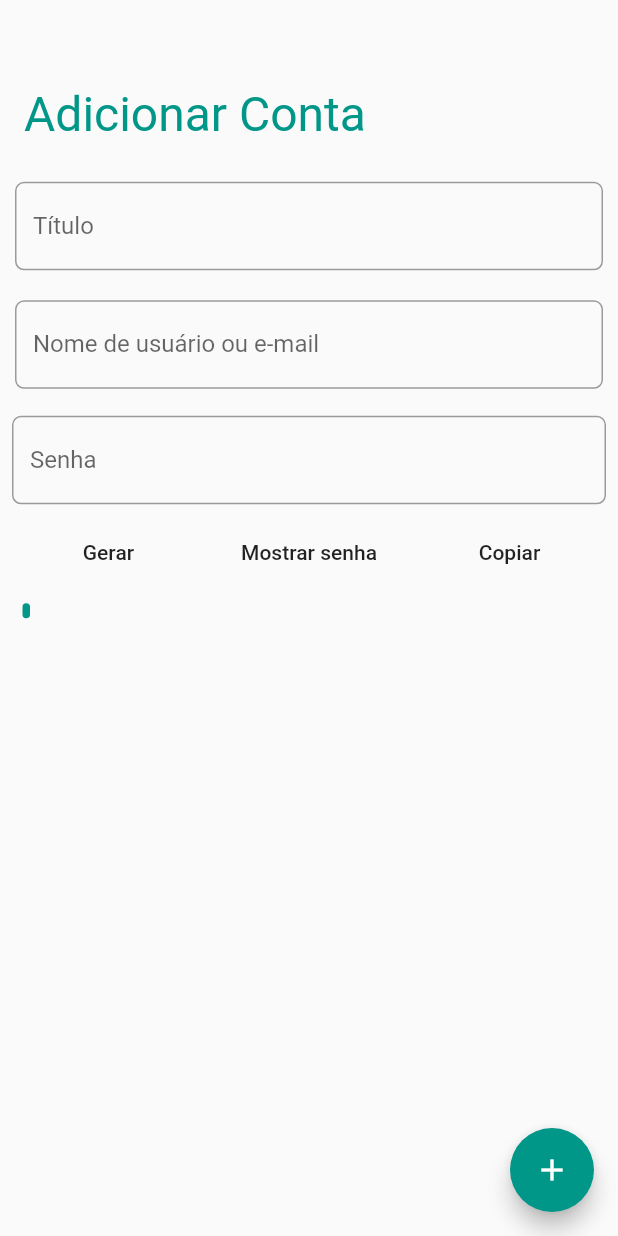
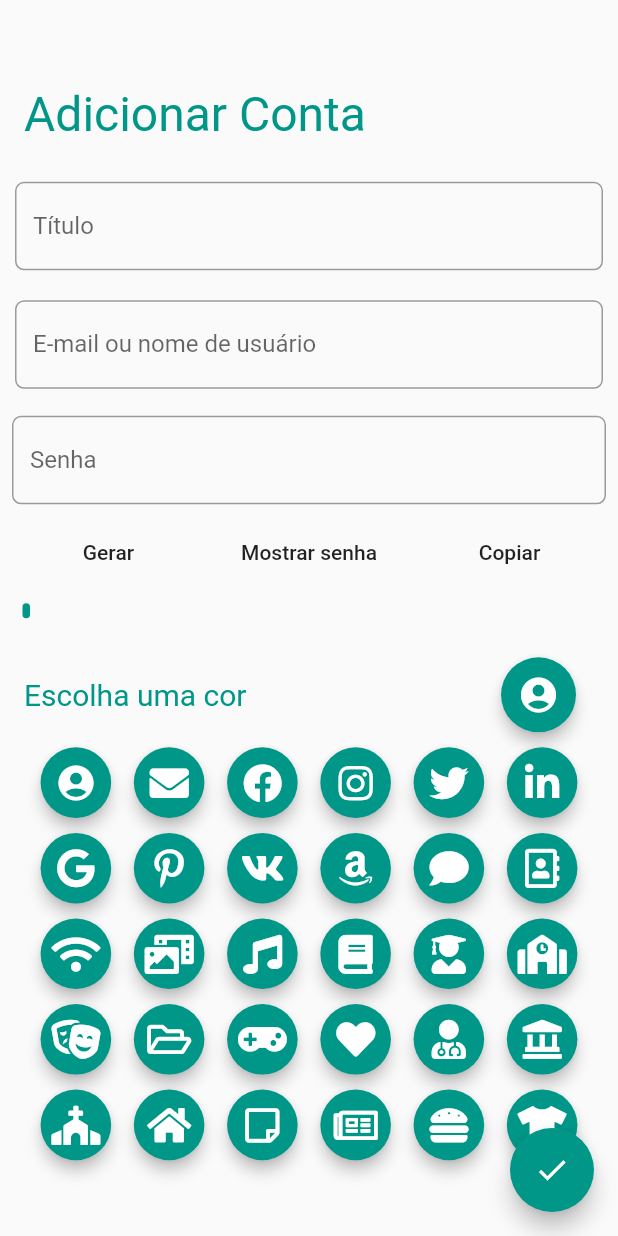
Before and after one commit to SavioAndres/GrabPass, a Flutter app: the AddPassword screen opened directly, on a phone screen of 412 x 824 dp. Run offline on Flutter 3.47's test engine with Material 2 defaults, Android fonts, the phone set to English and light mode, and no system bars; our stand-ins replace flushbar, flutter_secure_storage, font_awesome_flutter, local_auth, shared_preferences, sqflite; missing offline and left inert: encrypt, flutter_material_color_picker, password_strength; accounts and stored records are empty; Roboto replaces fonts that are missing (Subtitle, Title).

Commit message:
Varias mudanças

```diff
--- a/lib/database/Database.dart
+++ b/lib/database/Database.dart
@@ -50,7 +50,7 @@ class DBProvider {
 
   getAllPasswords() async {
     final db = await database;
-    var res = await db.query("Passwords");
+    var res = await db.query("Passwords", orderBy: "app_name",);
     List<Password> list =
         res.isNotEmpty ? res.map((c) => Password.fromJson(c)).toList() : [];
     return list;
--- a/lib/pages/add_password.dart
+++ b/lib/pages/add_password.dart
@@ -6,6 +6,7 @@ import 'package:flutter/material.dart';
 import 'package:encrypt/encrypt.dart' as encrypt;
 import 'package:flutter_secure_storage/flutter_secure_storage.dart';
 import 'package:flutter_material_color_picker/flutter_material_color_picker.dart';
+import 'package:font_awesome_flutter/font_awesome_flutter.dart';
 import 'package:local_auth/local_auth.dart';
 import 'package:local_auth/error_codes.dart' as auth_error;
 import 'package:flutter/services.dart';
@@ -36,15 +37,35 @@ class _AddPasswordState extends State<AddPassword> {
 
   List<Icon> icons = [
     Icon(Icons.account_circle, size: 28, color: Colors.white),
-    Icon(Icons.add, size: 28, color: Colors.white),
-    Icon(Icons.access_alarms, size: 28, color: Colors.white),
-    Icon(Icons.ac_unit, size: 28, color: Colors.white),
-    Icon(Icons.accessible, size: 28, color: Colors.white),
-    Icon(Icons.account_balance, size: 28, color: Colors.white),
-    Icon(Icons.add_circle_outline, size: 28, color: Colors.white),
-    Icon(Icons.airline_seat_individual_suite, size: 28, color: Colors.white),
-    Icon(Icons.arrow_drop_down_circle, size: 28, color: Colors.white),
-    Icon(Icons.assessment, size: 28, color: Colors.white),
+    Icon(FontAwesomeIcons.solidEnvelope, size: 26, color: Colors.white),
+    Icon(FontAwesomeIcons.facebook, size: 26, color: Colors.white),
+    Icon(FontAwesomeIcons.instagram, size: 26, color: Colors.white),
+    Icon(FontAwesomeIcons.twitter, size: 26, color: Colors.white),
+    Icon(FontAwesomeIcons.linkedinIn, size: 26, color: Colors.white),
+    Icon(FontAwesomeIcons.google, size: 26, color: Colors.white),
+    Icon(FontAwesomeIcons.pinterestP, size: 26, color: Colors.white),
+    Icon(FontAwesomeIcons.vk, size: 26, color: Colors.white),
+    Icon(FontAwesomeIcons.amazon, size: 26, color: Colors.white),
+    Icon(FontAwesomeIcons.solidComment, size: 26, color: Colors.white),
+    Icon(FontAwesomeIcons.addressBook, size: 26, color: Colors.white),
+    Icon(FontAwesomeIcons.wifi, size: 26, color: Colors.white),
+    Icon(FontAwesomeIcons.photoVideo, size: 26, color: Colors.white),
+    Icon(FontAwesomeIcons.music, size: 26, color: Colors.white),
+    Icon(FontAwesomeIcons.book, size: 26, color: Colors.white),
+    Icon(FontAwesomeIcons.userGraduate, size: 26, color: Colors.white),
+    Icon(FontAwesomeIcons.school, size: 26, color: Colors.white),
+    Icon(FontAwesomeIcons.theaterMasks, size: 26, color: Colors.white),
+    Icon(FontAwesomeIcons.folderOpen, size: 26, color: Colors.white),
+    Icon(FontAwesomeIcons.gamepad, size: 26, color: Colors.white),
+    Icon(FontAwesomeIcons.solidHeart, size: 26, color: Colors.white),
+    Icon(FontAwesomeIcons.userMd, size: 26, color: Colors.white),
+    Icon(FontAwesomeIcons.landmark, size: 26, color: Colors.white),
+    Icon(FontAwesomeIcons.church, size: 26, color: Colors.white),
+    Icon(FontAwesomeIcons.home, size: 26, color: Colors.white),
+    Icon(FontAwesomeIcons.stickyNote, size: 26, color: Colors.white),
+    Icon(FontAwesomeIcons.newspaper, size: 26, color: Colors.white),
+    Icon(FontAwesomeIcons.hamburger, size: 26, color: Colors.white),
+    Icon(FontAwesomeIcons.tshirt, size: 26, color: Colors.white),
   ];
 
   List<String> iconNames = [
@@ -58,6 +79,26 @@ class _AddPasswordState extends State<AddPassword> {
     "Icon 8",
     "Icon 9",
     "Icon 10",
+    "Icon 11",
+    "Icon 12",
+    "Icon 13",
+    "Icon 14",
+    "Icon 15",
+    "Icon 16",
+    "Icon 17",
+    "Icon 18",
+    "Icon 19",
+    "Icon 20",
+    "Icon 21",
+    "Icon 22",
+    "Icon 23",
+    "Icon 24",
+    "Icon 25",
+    "Icon 26",
+    "Icon 27",
+    "Icon 28",
+    "Icon 29",
+    "Icon 30",
   ];
 
   List<Color> colors = [
@@ -119,8 +160,7 @@ class _AddPasswordState extends State<AddPassword> {
       if (didAuthenticate == false) {
         Navigator.pushAndRemoveUntil(
             context,
-            MaterialPageRoute(
-                builder: (BuildContext context) => Homepage()),
+            MaterialPageRoute(builder: (BuildContext context) => Homepage()),
             (Route<dynamic> route) => false);
       }
     } on PlatformException catch (e) {
@@ -194,9 +234,10 @@ class _AddPasswordState extends State<AddPassword> {
                   Padding(
                     padding: const EdgeInsets.all(10.0),
                     child: TextFormField(
+                      textCapitalization: TextCapitalization.sentences,
                       validator: (value) {
                         if (value.isEmpty) {
-                          return 'Por favor, insira um título válido';
+                          return 'Por favor, insira um título';
                         }
                       },
                       decoration: InputDecoration(
@@ -212,11 +253,11 @@ class _AddPasswordState extends State<AddPassword> {
                     child: TextFormField(
                       validator: (value) {
                         if (value.isEmpty) {
-                          return 'Por favor, insira um nome de usuário válido';
+                          return 'Por favor, insira um e-mail ou nome de usuário';
                         }
                       },
                       decoration: InputDecoration(
-                          labelText: "Nome de usuário ou e-mail",
+                          labelText: "E-mail ou nome de usuário",
                           labelStyle: TextStyle(fontFamily: "Subtitle"),
                           border: OutlineInputBorder(
                               borderRadius: BorderRadius.circular(6))),
@@ -225,18 +266,19 @@ class _AddPasswordState extends State<AddPassword> {
                   ),
                   Padding(
                     padding: const EdgeInsets.all(8.0),
-                    child: TextField(
-                      // validator: (value) {
-                      //   if (value.isEmpty) {
-                      //     return 'Please enter valid password';
-                      //   }
-                      // },
+                    child: TextFormField(
+                      //TextField
+                      validator: (value) {
+                        if (value.isEmpty) {
+                          return 'Por favor, insira uma senha';
+                        }
+                      },
                       onChanged: (pass) {
                         checkPassStrength(pass);
                       },
                       obscureText: obscureText,
                       decoration: InputDecoration(
-                        // errorText: 'Please enter valid password',
+                        //errorText: 'Please enter valid password',
                         labelText: "Senha",
                         labelStyle: TextStyle(fontFamily: "Subtitle"),
                         border: OutlineInputBorder(
@@ -307,9 +349,6 @@ class _AddPasswordState extends State<AddPassword> {
                       ),
                     ),
                   ),
-
-/*
-
                   Padding(
                     padding:
                         const EdgeInsets.only(left: 8.0, right: 8.0, top: 8.0),
@@ -320,16 +359,20 @@ class _AddPasswordState extends State<AddPassword> {
                           padding: const EdgeInsets.only(
                               left: 8.0, right: 8.0, top: 8.0),
                           child: Text(
-                            "Escolha um ícone",
+                            "Escolha uma cor",
                             style: TextStyle(
                                 fontFamily: 'Title',
                                 fontSize: 20,
                                 color: primaryColor),
                           ),
                         ),
-                        Padding(
+                        InkWell(
+                          onTap: () {
+                            _openColorPicker();
+                          },
+                          child: Padding(
                               padding: const EdgeInsets.only(
-                              left: 8.0, right: 20.0, top: 8.0),
+                                  left: 8, right: 20, top: 8),
                               child: Material(
                                 shape: CircleBorder(),
                                 elevation: 4.0,
@@ -337,19 +380,19 @@ class _AddPasswordState extends State<AddPassword> {
                                     backgroundColor: pickedColor,
                                     radius: 25,
                                     child: icons[pickedIcon]),
-                          ),
+                              )),
                         ),
                       ],
                     ),
                   ),
                   Padding(
-                    padding: EdgeInsets.fromLTRB(20.0, 0, 24, 10),
+                    padding: EdgeInsets.fromLTRB(20, 10, 20, 90),
                     child: GridView.count(
                         shrinkWrap: true,
                         scrollDirection: Axis.vertical,
-                        crossAxisCount: 5,
-                        crossAxisSpacing: 2,
-                        mainAxisSpacing: 15,
+                        crossAxisCount: 6, //5
+                        crossAxisSpacing: 1,
+                        mainAxisSpacing: 10,
                         childAspectRatio: 1.3,
                         children: List.generate(icons.length, (index) {
                           return InkWell(
@@ -366,42 +409,6 @@ class _AddPasswordState extends State<AddPassword> {
                           );
                         })),
                   ),
-                  Padding(
-                    padding: const EdgeInsets.all(8.0),
-                    child: Row(
-                      mainAxisAlignment: MainAxisAlignment.spaceBetween,
-                      children: <Widget>[
-                        Padding(
-                          padding: const EdgeInsets.all(8.0),
-                          child: Text(
-                            "Escolha uma cor",
-                            style: TextStyle(
-                                fontFamily: 'Title',
-                                fontSize: 20,
-                                color: primaryColor),
-                          ),
-                        ),
-                        InkWell(
-                          onTap: () {
-                            _openColorPicker();
-                          },
-                          child: Padding(
-                            padding: const EdgeInsets.only(
-                                left: 8.0, right: 80, top: 2),
-                            child: Material(
-                                shape: CircleBorder(),
-                                elevation: 4.0,
-                                child: CircleAvatar(
-                                  backgroundColor: pickedColor,
-                                  radius: 25,
-                                )),
-                          ),
-                        )
-                      ],
-                    ),
-                  ),
-
-*/
                 ],
               ),
             ),
@@ -410,7 +417,7 @@ class _AddPasswordState extends State<AddPassword> {
       ),
       floatingActionButton: FloatingActionButton(
         backgroundColor: primaryColor,
-        child: Icon(Icons.add),
+        child: Icon(Icons.done),
         onPressed: () {
           if (_formKey.currentState.validate()) {
             encryptPass(passwordController.text);
@@ -441,14 +448,14 @@ class _AddPasswordState extends State<AddPassword> {
       builder: (_) {
         return AlertDialog(
           contentPadding: const EdgeInsets.all(7.0),
-          title: Text("Seletor de cores"),
+          title: Text("Selecionar cor"),
           actions: [
             FlatButton(
               child: Text('CANCELAR'),
               onPressed: Navigator.of(context).pop,
             ),
             FlatButton(
-              child: Text('ENVIAR'),
+              child: Text('SALVAR'),
               onPressed: () {
                 Navigator.of(context).pop();
                 setState(() {
@@ -459,6 +466,7 @@ class _AddPasswordState extends State<AddPassword> {
           ],
           content: MaterialColorPicker(
             allowShades: true,
+            shrinkWrap: true,
             selectedColor: _tempShadeColor,
             onColorChange: (color) => setState(() => _tempShadeColor = color),
             onMainColorChange: (color) =>
--- a/lib/pages/greetings.dart
+++ b/lib/pages/greetings.dart
@@ -1,4 +1,4 @@
-import 'package:GrabPass/pages/set_master_password.dart';
+import 'package:GrabPass/pages/master_password.dart';
 import 'package:flutter/material.dart';
 
 class GreetingsPage extends StatefulWidget {
@@ -76,7 +76,7 @@ class _GreetingsPageState extends State<GreetingsPage> {
                           context,
                           MaterialPageRoute(
                               builder: (BuildContext context) =>
-                                  SetMasterPassword()));
+                                  MasterPassword()));
                     },
                     color: primaryColor,
                     child:
--- a/lib/pages/set_master_password.dart
+++ b/lib/pages/master_password.dart
@@ -3,12 +3,12 @@ import 'package:flutter/material.dart';
 import 'package:local_auth/local_auth.dart';
 import 'package:flutter_secure_storage/flutter_secure_storage.dart';
 
-class SetMasterPassword extends StatefulWidget {
+class MasterPassword extends StatefulWidget {
   @override
-  _SetMasterPasswordState createState() => _SetMasterPasswordState();
+  _MasterPasswordState createState() => _MasterPasswordState();
 }
 
-class _SetMasterPasswordState extends State<SetMasterPassword> {
+class _MasterPasswordState extends State<MasterPassword> {
   TextEditingController masterPassController = TextEditingController();
 
   Future<Null> getMasterPass() async {
--- a/lib/pages/settings.dart
+++ b/lib/pages/settings.dart
@@ -1,8 +1,6 @@
+import 'package:GrabPass/pages/master_password.dart';
 import 'package:flutter/material.dart';
 import 'package:flutter_material_color_picker/flutter_material_color_picker.dart';
-import 'package:shared_preferences/shared_preferences.dart';
-
-import 'set_master_password.dart';
 
 class SettingsPage extends StatefulWidget {
   @override
@@ -59,7 +57,7 @@ class _SettingsPageState extends State<SettingsPage> {
               Navigator.push(
                   context,
                   MaterialPageRoute(
-                      builder: (BuildContext context) => SetMasterPassword()));
+                      builder: (BuildContext context) => MasterPassword()));
             },
             child: ListTile(
               title: Text(
--- a/pubspec.yaml
+++ b/pubspec.yaml
@@ -33,7 +33,7 @@ dependencies:
   encrypt: ^4.1.0
   flutter_material_color_picker: ^1.0.5
   password_strength: ^0.1.2
-  dynamic_theme: ^1.0.1
+  font_awesome_flutter: ^8.10.1
 
   # The following adds the Cupertino Icons font to your application.
   # Use with the CupertinoIcons class for iOS style icons.
```
Also changed, not shown: lib/pages/homepage.dart (+50 -12 lines), lib/pages/view_password.dart (+73 -9 lines), pubspec.lock. Lines whose indentation alone changed are shown as unchanged.
